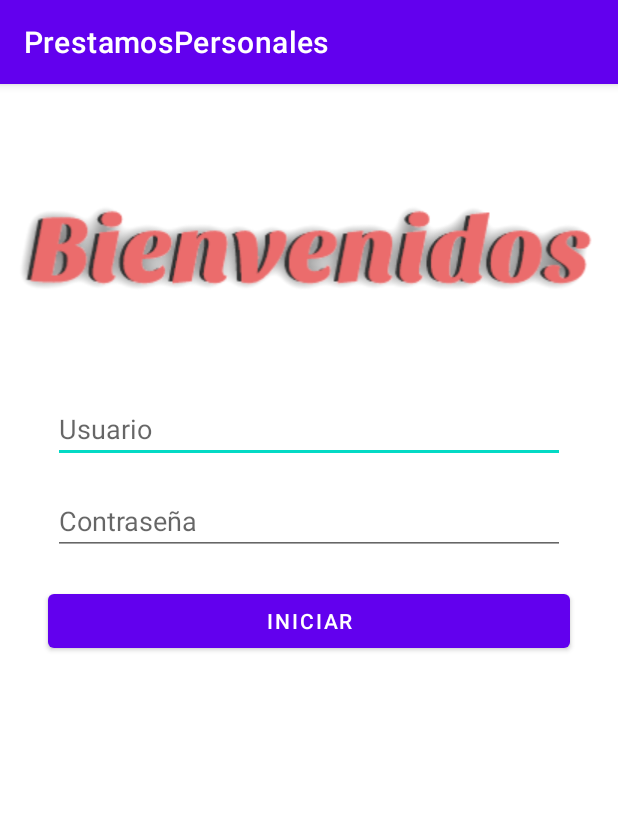
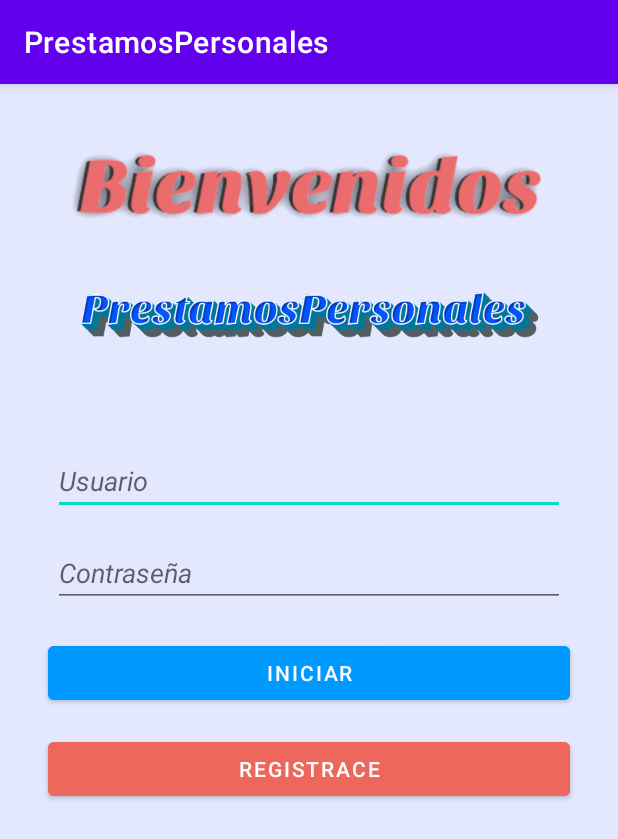
Before and after one commit to k-1-e/PrestamosPersonales, an Android app: the screen it shows after launch (MainActivity), after a tap on "INICIAR", on a phone screen of 412 x 824 dp. Shown: the top 839 px of the screen. Run offline under Robolectric (Android 15) with nearby library versions, the phone set to English and light mode, and no system bars.

Commit message:
creando el main activity del menu y dando colores a la app

```diff
--- a/app/src/main/AndroidManifest.xml
+++ b/app/src/main/AndroidManifest.xml
@@ -9,6 +9,9 @@
         android:roundIcon="@mipmap/ic_launcher_round"
         android:supportsRtl="true"
         android:theme="@style/Theme.PrestamosPersonales">
+        <activity
+            android:name=".Bienvenida"
+            android:exported="true" />
         <activity
             android:name=".NuevoCliente"
             android:exported="true" />
--- /dev/null
+++ b/app/src/main/java/net/larntech/prestamospersonales/Bienvenida.kt
@@ -0,0 +1,11 @@
+package net.larntech.prestamospersonales
+
+import androidx.appcompat.app.AppCompatActivity
+import android.os.Bundle
+
+class Bienvenida : AppCompatActivity() {
+    override fun onCreate(savedInstanceState: Bundle?) {
+        super.onCreate(savedInstanceState)
+        setContentView(R.layout.activity_bienvenida)
+    }
+}
--- a/app/src/main/java/net/larntech/prestamospersonales/MainActivity.kt
+++ b/app/src/main/java/net/larntech/prestamospersonales/MainActivity.kt
@@ -24,10 +24,17 @@ class MainActivity : AppCompatActivity() {
             startActivity(intent)
         } else {
 
-            Toast.makeText(this, "Falta llenar los campos", Toast.LENGTH_SHORT)
+            Toast.makeText(this, "Datoas Erroneos", Toast.LENGTH_SHORT)
                 .show();
 
         }
 
     }
+
+    fun registrarce(view: android.view.View) {
+
+        Toast.makeText(this, "Estamos trabajano en la actualización", Toast.LENGTH_SHORT)
+            .show();
+
+    }
 }
--- /dev/null
+++ b/app/src/main/res/layout/activity_bienvenida.xml
@@ -0,0 +1,10 @@
+<?xml version="1.0" encoding="utf-8"?>
+<androidx.constraintlayout.widget.ConstraintLayout xmlns:android="http://schemas.android.com/apk/res/android"
+    xmlns:app="http://schemas.android.com/apk/res-auto"
+    xmlns:tools="http://schemas.android.com/tools"
+    android:layout_width="match_parent"
+    android:layout_height="match_parent"
+    android:background="#398297FF"
+    tools:context=".Bienvenida">
+
+</androidx.constraintlayout.widget.ConstraintLayout>
--- a/app/src/main/res/layout/activity_main.xml
+++ b/app/src/main/res/layout/activity_main.xml
@@ -4,6 +4,7 @@
     xmlns:tools="http://schemas.android.com/tools"
     android:layout_width="match_parent"
     android:layout_height="match_parent"
+    android:background="#398297FF"
     tools:context=".MainActivity">
 
 
@@ -12,15 +13,17 @@
         android:layout_width="match_parent"
         android:layout_height="wrap_content"
         android:layout_marginStart="35dp"
-        android:layout_marginTop="24dp"
+        android:layout_marginTop="16dp"
         android:layout_marginEnd="35dp"
+        android:layout_marginBottom="16dp"
         android:ems="10"
         android:hint="Usuario"
         android:inputType="textPersonName"
+        android:textStyle="italic"
+        app:layout_constraintBottom_toTopOf="@+id/EditContraseña"
         app:layout_constraintEnd_toEndOf="parent"
-        app:layout_constraintHorizontal_bias="0.0"
         app:layout_constraintStart_toStartOf="parent"
-        app:layout_constraintTop_toBottomOf="@+id/imageView" />
+        app:layout_constraintTop_toBottomOf="@+id/imageView5" />
 
     <EditText
         android:id="@+id/EditContraseña"
@@ -32,6 +35,7 @@
         android:ems="10"
         android:hint="Contraseña"
         android:inputType="textPersonName"
+        android:textStyle="italic"
         app:layout_constraintEnd_toEndOf="parent"
         app:layout_constraintHorizontal_bias="1.0"
         app:layout_constraintStart_toStartOf="parent"
@@ -44,29 +48,53 @@
         android:layout_marginStart="32dp"
         android:layout_marginTop="20dp"
         android:layout_marginEnd="32dp"
+        android:backgroundTint="#0099FF"
         android:onClick="Iniciar"
-        android:shadowColor="#EC0C0C"
+        android:shadowColor="#000000"
         android:text="Iniciar"
-        android:textColor="#FFFFFF"
-        android:textColorHighlight="#E11919"
+        android:textColor="#FBFBFB"
+        android:textColorHighlight="#101010"
         android:textColorHint="#FF1111"
         android:textColorLink="#C32828"
         app:layout_constraintEnd_toEndOf="parent"
         app:layout_constraintHorizontal_bias="0.498"
         app:layout_constraintStart_toStartOf="parent"
         app:layout_constraintTop_toBottomOf="@+id/EditContraseña"
-        app:strokeColor="#E11919" />
+        app:strokeColor="#6AE301" />
 
     <ImageView
         android:id="@+id/imageView"
         android:layout_width="528dp"
-        android:layout_height="151dp"
-        android:layout_marginTop="32dp"
+        android:layout_height="100dp"
+        android:layout_marginTop="16dp"
         app:layout_constraintEnd_toEndOf="parent"
         app:layout_constraintHorizontal_bias="0.504"
         app:layout_constraintStart_toStartOf="parent"
         app:layout_constraintTop_toTopOf="parent"
         app:srcCompat="@drawable/bienvenidos" />
 
+    <ImageView
+        android:id="@+id/imageView5"
+        android:layout_width="412dp"
+        android:layout_height="146dp"
+        android:layout_marginTop="64dp"
+        app:layout_constraintStart_toStartOf="parent"
+        app:layout_constraintTop_toTopOf="@+id/imageView"
+        app:srcCompat="@drawable/prestamospersonales__2_" />
+
+    <Button
+        android:id="@+id/registrarce_btn"
+        android:layout_width="match_parent"
+        android:layout_height="wrap_content"
+        android:layout_marginStart="32dp"
+        android:layout_marginTop="16dp"
+        android:layout_marginEnd="32dp"
+        android:backgroundTint="#E4EF665C"
+        android:text="REGISTRACE"
+        android:onClick="registrarce"
+        app:layout_constraintEnd_toEndOf="parent"
+        app:layout_constraintStart_toStartOf="parent"
+        app:layout_constraintTop_toBottomOf="@+id/agregar" />
+
 
 </androidx.constraintlayout.widget.ConstraintLayout>
--- a/build.gradle
+++ b/build.gradle
@@ -25,7 +25,7 @@ buildscript {
 
     dependencies {
         classpath "com.android.tools.build:gradle:4.2.1"
-        classpath "org.jetbrains.kotlin:kotlin-gradle-plugin:$kotlin_version"
+        classpath "org.jetbrains.kotlin:kotlin-gradle-plugin:1.5.30"
         classpath "androidx.navigation:navigation-safe-args-gradle-plugin:$nav_version"
 
         // NOTE: Do not place your application dependencies here; they belong
```
Also changed, not shown: app/src/main/res/drawable/prestamospersonales.png (added), app/src/main/res/drawable/prestamospersonales__1_.png (added), app/src/main/res/drawable/prestamospersonales__2_.png (added), 3 other files.
